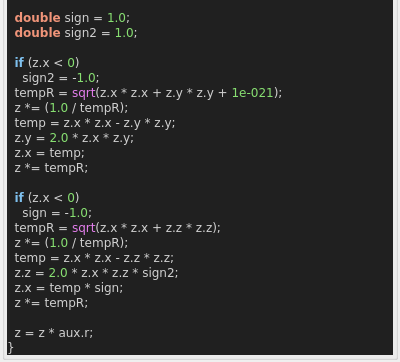
The window that mandelbulber2/qt_data/fractal_mandelbulb3.ui (buddhi1980/mandelbulber2) describes before a commit, drawn with Qt 5; both pictures show x 0 to 400 and y 180 to 542 of the 400 by 542 pixel window.
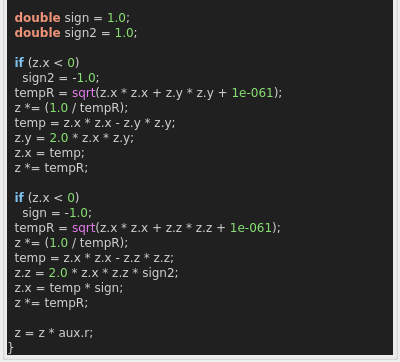
The same window after the commit. Custom widgets are drawn as their Qt base class.

What changed in the file:
```diff
--- a/mandelbulber2/qt_data/fractal_mandelbulb3.ui
+++ b/mandelbulber2/qt_data/fractal_mandelbulb3.ui
@@ -84,7 +84,7 @@
 
   &lt;span style=&quot;color:#7ec0ee; font-weight:bold&quot;&gt;if&lt;/span&gt; &lt;span style=&quot;color:#d0d0d0&quot;&gt;(&lt;/span&gt;z&lt;span style=&quot;color:#d0d0d0&quot;&gt;.&lt;/span&gt;x &lt;span style=&quot;color:#d0d0d0&quot;&gt;&amp;lt;&lt;/span&gt; &lt;span style=&quot;color:#87df71&quot;&gt;0&lt;/span&gt;&lt;span style=&quot;color:#d0d0d0&quot;&gt;)&lt;/span&gt;
     sign2 &lt;span style=&quot;color:#d0d0d0&quot;&gt;= -&lt;/span&gt;&lt;span style=&quot;color:#87df71&quot;&gt;1.0&lt;/span&gt;&lt;span style=&quot;color:#d0d0d0&quot;&gt;;&lt;/span&gt;
-  tempR &lt;span style=&quot;color:#d0d0d0&quot;&gt;=&lt;/span&gt; &lt;span style=&quot;color:#e47eed&quot;&gt;sqrt&lt;/span&gt;&lt;span style=&quot;color:#d0d0d0&quot;&gt;(&lt;/span&gt;z&lt;span style=&quot;color:#d0d0d0&quot;&gt;.&lt;/span&gt;x &lt;span style=&quot;color:#d0d0d0&quot;&gt;*&lt;/span&gt; z&lt;span style=&quot;color:#d0d0d0&quot;&gt;.&lt;/span&gt;x &lt;span style=&quot;color:#d0d0d0&quot;&gt;+&lt;/span&gt; z&lt;span style=&quot;color:#d0d0d0&quot;&gt;.&lt;/span&gt;y &lt;span style=&quot;color:#d0d0d0&quot;&gt;*&lt;/span&gt; z&lt;span style=&quot;color:#d0d0d0&quot;&gt;.&lt;/span&gt;y &lt;span style=&quot;color:#d0d0d0&quot;&gt;+&lt;/span&gt; &lt;span style=&quot;color:#87df71&quot;&gt;1e-021&lt;/span&gt;&lt;span style=&quot;color:#d0d0d0&quot;&gt;);&lt;/span&gt;
+  tempR &lt;span style=&quot;color:#d0d0d0&quot;&gt;=&lt;/span&gt; &lt;span style=&quot;color:#e47eed&quot;&gt;sqrt&lt;/span&gt;&lt;span style=&quot;color:#d0d0d0&quot;&gt;(&lt;/span&gt;z&lt;span style=&quot;color:#d0d0d0&quot;&gt;.&lt;/span&gt;x &lt;span style=&quot;color:#d0d0d0&quot;&gt;*&lt;/span&gt; z&lt;span style=&quot;color:#d0d0d0&quot;&gt;.&lt;/span&gt;x &lt;span style=&quot;color:#d0d0d0&quot;&gt;+&lt;/span&gt; z&lt;span style=&quot;color:#d0d0d0&quot;&gt;.&lt;/span&gt;y &lt;span style=&quot;color:#d0d0d0&quot;&gt;*&lt;/span&gt; z&lt;span style=&quot;color:#d0d0d0&quot;&gt;.&lt;/span&gt;y &lt;span style=&quot;color:#d0d0d0&quot;&gt;+&lt;/span&gt; &lt;span style=&quot;color:#87df71&quot;&gt;1e-061&lt;/span&gt;&lt;span style=&quot;color:#d0d0d0&quot;&gt;);&lt;/span&gt;
   z &lt;span style=&quot;color:#d0d0d0&quot;&gt;*= (&lt;/span&gt;&lt;span style=&quot;color:#87df71&quot;&gt;1.0&lt;/span&gt; &lt;span style=&quot;color:#d0d0d0&quot;&gt;/&lt;/span&gt; tempR&lt;span style=&quot;color:#d0d0d0&quot;&gt;);&lt;/span&gt;
   temp &lt;span style=&quot;color:#d0d0d0&quot;&gt;=&lt;/span&gt; z&lt;span style=&quot;color:#d0d0d0&quot;&gt;.&lt;/span&gt;x &lt;span style=&quot;color:#d0d0d0&quot;&gt;*&lt;/span&gt; z&lt;span style=&quot;color:#d0d0d0&quot;&gt;.&lt;/span&gt;x &lt;span style=&quot;color:#d0d0d0&quot;&gt;-&lt;/span&gt; z&lt;span style=&quot;color:#d0d0d0&quot;&gt;.&lt;/span&gt;y &lt;span style=&quot;color:#d0d0d0&quot;&gt;*&lt;/span&gt; z&lt;span style=&quot;color:#d0d0d0&quot;&gt;.&lt;/span&gt;y&lt;span style=&quot;color:#d0d0d0&quot;&gt;;&lt;/span&gt;
   z&lt;span style=&quot;color:#d0d0d0&quot;&gt;.&lt;/span&gt;y &lt;span style=&quot;color:#d0d0d0&quot;&gt;=&lt;/span&gt; &lt;span style=&quot;color:#87df71&quot;&gt;2.0&lt;/span&gt; &lt;span style=&quot;color:#d0d0d0&quot;&gt;*&lt;/span&gt; z&lt;span style=&quot;color:#d0d0d0&quot;&gt;.&lt;/span&gt;x &lt;span style=&quot;color:#d0d0d0&quot;&gt;*&lt;/span&gt; z&lt;span style=&quot;color:#d0d0d0&quot;&gt;.&lt;/span&gt;y&lt;span style=&quot;color:#d0d0d0&quot;&gt;;&lt;/span&gt;
@@ -93,7 +93,7 @@
 
   &lt;span style=&quot;color:#7ec0ee; font-weight:bold&quot;&gt;if&lt;/span&gt; &lt;span style=&quot;color:#d0d0d0&quot;&gt;(&lt;/span&gt;z&lt;span style=&quot;color:#d0d0d0&quot;&gt;.&lt;/span&gt;x &lt;span style=&quot;color:#d0d0d0&quot;&gt;&amp;lt;&lt;/span&gt; &lt;span style=&quot;color:#87df71&quot;&gt;0&lt;/span&gt;&lt;span style=&quot;color:#d0d0d0&quot;&gt;)&lt;/span&gt;
     sign &lt;span style=&quot;color:#d0d0d0&quot;&gt;= -&lt;/span&gt;&lt;span style=&quot;color:#87df71&quot;&gt;1.0&lt;/span&gt;&lt;span style=&quot;color:#d0d0d0&quot;&gt;;&lt;/span&gt;
-  tempR &lt;span style=&quot;color:#d0d0d0&quot;&gt;=&lt;/span&gt; &lt;span style=&quot;color:#e47eed&quot;&gt;sqrt&lt;/span&gt;&lt;span style=&quot;color:#d0d0d0&quot;&gt;(&lt;/span&gt;z&lt;span style=&quot;color:#d0d0d0&quot;&gt;.&lt;/span&gt;x &lt;span style=&quot;color:#d0d0d0&quot;&gt;*&lt;/span&gt; z&lt;span style=&quot;color:#d0d0d0&quot;&gt;.&lt;/span&gt;x &lt;span style=&quot;color:#d0d0d0&quot;&gt;+&lt;/span&gt; z&lt;span style=&quot;color:#d0d0d0&quot;&gt;.&lt;/span&gt;z &lt;span style=&quot;color:#d0d0d0&quot;&gt;*&lt;/span&gt; z&lt;span style=&quot;color:#d0d0d0&quot;&gt;.&lt;/span&gt;z&lt;span style=&quot;color:#d0d0d0&quot;&gt;);&lt;/span&gt;
+  tempR &lt;span style=&quot;color:#d0d0d0&quot;&gt;=&lt;/span&gt; &lt;span style=&quot;color:#e47eed&quot;&gt;sqrt&lt;/span&gt;&lt;span style=&quot;color:#d0d0d0&quot;&gt;(&lt;/span&gt;z&lt;span style=&quot;color:#d0d0d0&quot;&gt;.&lt;/span&gt;x &lt;span style=&quot;color:#d0d0d0&quot;&gt;*&lt;/span&gt; z&lt;span style=&quot;color:#d0d0d0&quot;&gt;.&lt;/span&gt;x &lt;span style=&quot;color:#d0d0d0&quot;&gt;+&lt;/span&gt; z&lt;span style=&quot;color:#d0d0d0&quot;&gt;.&lt;/span&gt;z &lt;span style=&quot;color:#d0d0d0&quot;&gt;*&lt;/span&gt; z&lt;span style=&quot;color:#d0d0d0&quot;&gt;.&lt;/span&gt;z &lt;span style=&quot;color:#d0d0d0&quot;&gt;+&lt;/span&gt; &lt;span style=&quot;color:#87df71&quot;&gt;1e-061&lt;/span&gt;&lt;span style=&quot;color:#d0d0d0&quot;&gt;);&lt;/span&gt;
   z &lt;span style=&quot;color:#d0d0d0&quot;&gt;*= (&lt;/span&gt;&lt;span style=&quot;color:#87df71&quot;&gt;1.0&lt;/span&gt; &lt;span style=&quot;color:#d0d0d0&quot;&gt;/&lt;/span&gt; tempR&lt;span style=&quot;color:#d0d0d0&quot;&gt;);&lt;/span&gt;
   temp &lt;span style=&quot;color:#d0d0d0&quot;&gt;=&lt;/span&gt; z&lt;span style=&quot;color:#d0d0d0&quot;&gt;.&lt;/span&gt;x &lt;span style=&quot;color:#d0d0d0&quot;&gt;*&lt;/span&gt; z&lt;span style=&quot;color:#d0d0d0&quot;&gt;.&lt;/span&gt;x &lt;span style=&quot;color:#d0d0d0&quot;&gt;-&lt;/span&gt; z&lt;span style=&quot;color:#d0d0d0&quot;&gt;.&lt;/span&gt;z &lt;span style=&quot;color:#d0d0d0&quot;&gt;*&lt;/span&gt; z&lt;span style=&quot;color:#d0d0d0&quot;&gt;.&lt;/span&gt;z&lt;span style=&quot;color:#d0d0d0&quot;&gt;;&lt;/span&gt;
   z&lt;span style=&quot;color:#d0d0d0&quot;&gt;.&lt;/span&gt;z &lt;span style=&quot;color:#d0d0d0&quot;&gt;=&lt;/span&gt; &lt;span style=&quot;color:#87df71&quot;&gt;2.0&lt;/span&gt; &lt;span style=&quot;color:#d0d0d0&quot;&gt;*&lt;/span&gt; z&lt;span style=&quot;color:#d0d0d0&quot;&gt;.&lt;/span&gt;x &lt;span style=&quot;color:#d0d0d0&quot;&gt;*&lt;/span&gt; z&lt;span style=&quot;color:#d0d0d0&quot;&gt;.&lt;/span&gt;z &lt;span style=&quot;color:#d0d0d0&quot;&gt;*&lt;/span&gt; sign2&lt;span style=&quot;color:#d0d0d0&quot;&gt;;&lt;/span&gt;
```
